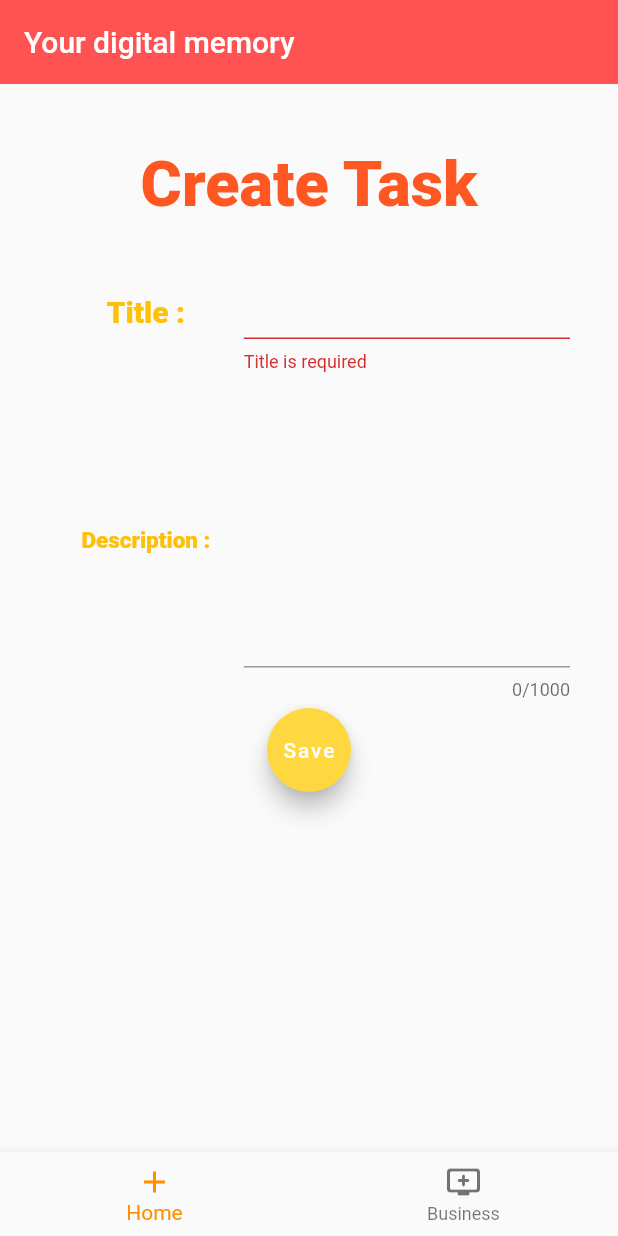
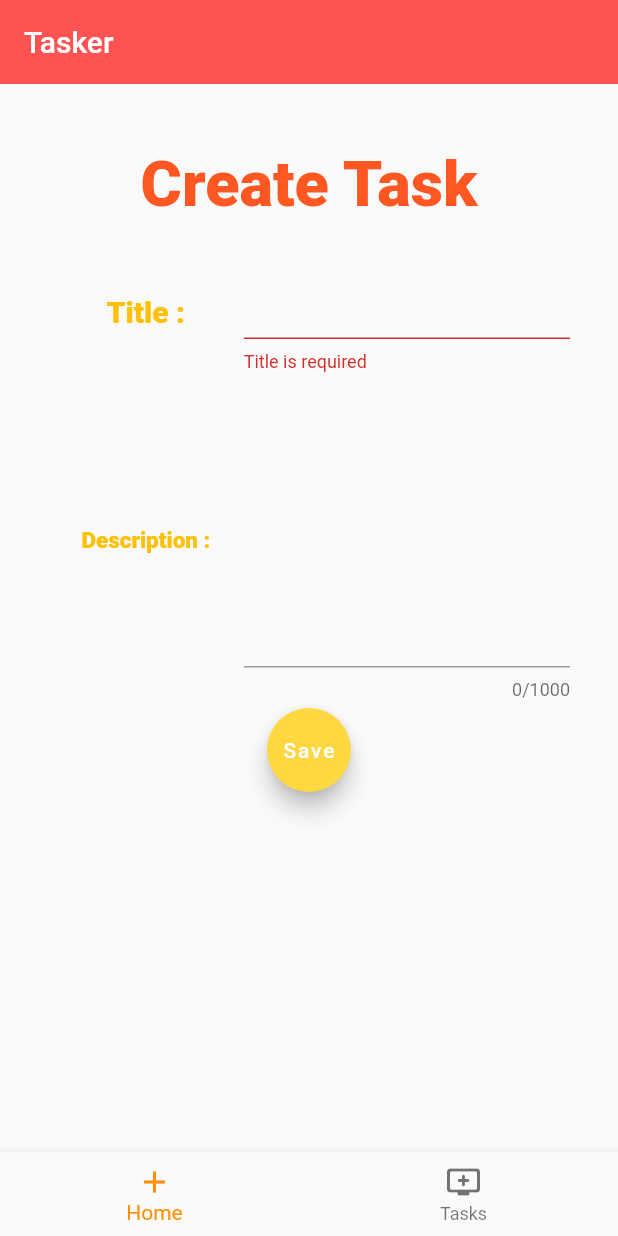
Before and after one commit to FeatheredMan/FlutterTaskerSQFLiteCubit, a Flutter app: the screen it shows after launch, after a tap on "Save", on a phone screen of 412 x 824 dp. Run offline on Flutter 3.47's test engine with Material 2 defaults, Android fonts, the phone set to English and light mode, and no system bars; our stand-ins replace flutter_bloc, sqflite; missing offline and left inert: date_time_format; accounts and stored records are empty.

Commit message:
f2492021

```diff
--- a/lib/main.dart
+++ b/lib/main.dart
@@ -56,9 +56,9 @@ class _MyStatefulWidgetState extends State<MyStatefulWidget> {
     return Scaffold(
       appBar: AppBar(
         elevation: 0.0,
-        backgroundColor: _selectedIndex == 0 ? Colors.redAccent : Colors.pink,
+        backgroundColor: _selectedIndex == 0 ? Colors.redAccent :Colors.pink,
         title: const Text(
-          'Your digital memory',
+          'Tasker'
         ),
       ),
       body: BlocProvider(
@@ -77,8 +77,8 @@ class _MyStatefulWidgetState extends State<MyStatefulWidget> {
                   ),
                   BottomNavigationBarItem(
                     icon: Icon(Icons.add_to_queue_rounded),
-                    label: 'Business',
-                    backgroundColor: Colors.pink,
+                    label: 'Tasks',
+                    backgroundColor: Colors.amber,
                   ),
                   // BottomNavigationBarItem(
                   // icon: Icon(Icons.school),
--- a/lib/screens/Task_form.dart
+++ b/lib/screens/Task_form.dart
@@ -24,7 +24,7 @@ class _FoodFormState extends State<TaskForm> {
       // print("id = $id");
       Task insertTask = new Task(id ,titleController.text,
           description: descriptionController.text,
-          date: dateTime.format(AmericanDateFormats.dayOfWeek).toString()
+          date: dateTime.format(AmericanDateTimeFormats.abbrExtended).toString()
           // level:levelController.text , type: typeController.text
           );
       print("One Task module is created");
```
Also changed, not shown: lib/screens/feed.dart (+12 -7 lines), pubspec.yaml (+7 -3 lines), assets/icons/icon.jpg (added), pubspec.lock, 1 other file.
